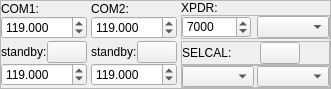
Before: the Qt Designer form src/blackgui/components/cockpitcomcomponent.ui in swift-project/pilotclient, drawn with Qt 5.
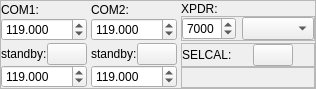
After: the same form once the commit is applied. Icons and pictures are not drawn. Custom widgets are drawn as their Qt base class.

Commit message: refs #335, SELCAL tweaks discovered during refactoring * better case handling in SELCAL * SELCAL in aircraft * SELCAL selector, improved getter / setters * changed cockpit SELCAL elements to promoted GUI element * synchronized flightplan and cockpit SELCAL codes, used new signal/slot syntacs in flightplan * added SELCAL in own aircraft context

```diff
--- a/src/blackgui/components/cockpitcomcomponent.ui
+++ b/src/blackgui/components/cockpitcomcomponent.ui
@@ -71,7 +71,7 @@
          <number>0</number>
         </property>
         <item row="1" column="0" colspan="2">
-         <widget class="QFrame" name="fr_ComPanelSelcalBottom">
+         <widget class="BlackGui::CSelcalCodeSelector" name="frp_ComPanelSelcalBottom">
           <property name="sizePolicy">
            <sizepolicy hsizetype="Preferred" vsizetype="Preferred">
             <horstretch>0</horstretch>
@@ -100,26 +100,6 @@
            <property name="bottomMargin">
             <number>0</number>
            </property>
-           <item>
-            <widget class="QComboBox" name="cb_ComPanelSelcalSelector1">
-             <property name="sizePolicy">
-              <sizepolicy hsizetype="Preferred" vsizetype="Preferred">
-               <horstretch>0</horstretch>
-               <verstretch>0</verstretch>
-              </sizepolicy>
-             </property>
-            </widget>
-           </item>
-           <item>
-            <widget class="QComboBox" name="cb_ComPanelSelcalSelector2">
-             <property name="sizePolicy">
-              <sizepolicy hsizetype="Preferred" vsizetype="Preferred">
-               <horstretch>0</horstretch>
-               <verstretch>0</verstretch>
-              </sizepolicy>
-             </property>
-            </widget>
-           </item>
           </layout>
          </widget>
         </item>
@@ -648,6 +628,12 @@
    <extends>QSpinBox</extends>
    <header>blackgui/transpondercodespinbox.h</header>
   </customwidget>
+  <customwidget>
+   <class>BlackGui::CSelcalCodeSelector</class>
+   <extends>QFrame</extends>
+   <header>blackgui/selcalcodeselector.h</header>
+   <container>1</container>
+  </customwidget>
  </customwidgets>
  <resources>
   <include location="../../blackmisc/blackmisc.qrc"/>
```
The commit also changes 15 other files.
